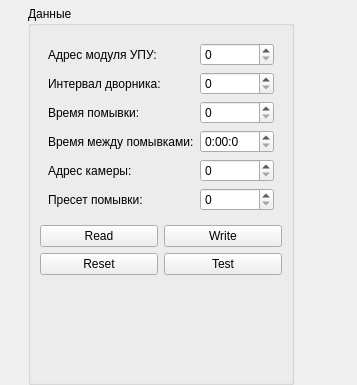
Above: Qt/my_programm/Organizations/Organization_03/RS485/RS485/src/mainbox/ui/mainbox.ui from RinatB2017/mega_GIT before the change. Below: the same form after it.
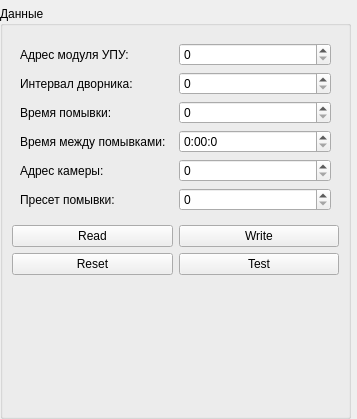
That is the form after the change. Custom widgets are drawn as their Qt base class.

The edit to the form file:
```diff
--- a/Qt/my_programm/Organizations/Organization_03/RS485/RS485/src/mainbox/ui/mainbox.ui
+++ b/Qt/my_programm/Organizations/Organization_03/RS485/RS485/src/mainbox/ui/mainbox.ui
@@ -7,7 +7,7 @@
     <x>0</x>
     <y>0</y>
     <width>357</width>
-    <height>385</height>
+    <height>419</height>
    </rect>
   </property>
   <property name="windowTitle">
@@ -29,16 +29,17 @@
    <item>
     <layout class="QVBoxLayout" name="verticalLayout_2">
      <item>
-      <widget class="SerialBox5_lite" name="serial_widget" native="true"/>
-     </item>
-     <item>
-      <widget class="QGroupBox" name="groupBox_2">
+      <widget class="SerialBox5_lite" name="serial_widget" native="true">
        <property name="sizePolicy">
-        <sizepolicy hsizetype="Fixed" vsizetype="Preferred">
+        <sizepolicy hsizetype="Preferred" vsizetype="Fixed">
          <horstretch>0</horstretch>
          <verstretch>0</verstretch>
         </sizepolicy>
        </property>
+      </widget>
+     </item>
+     <item>
+      <widget class="QGroupBox" name="groupBox_2">
        <property name="title">
         <string>Данные</string>
        </property>
```
